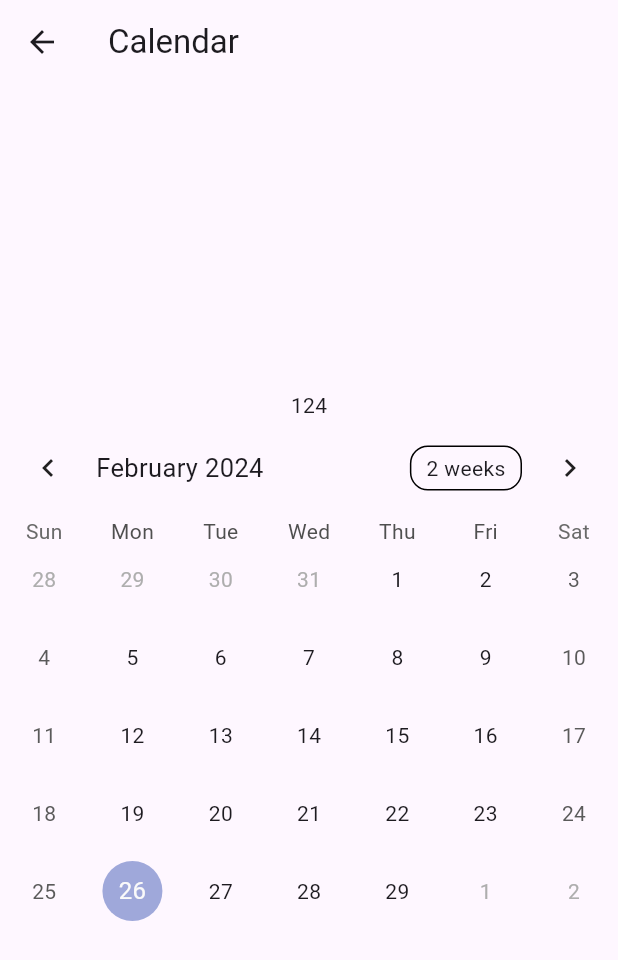
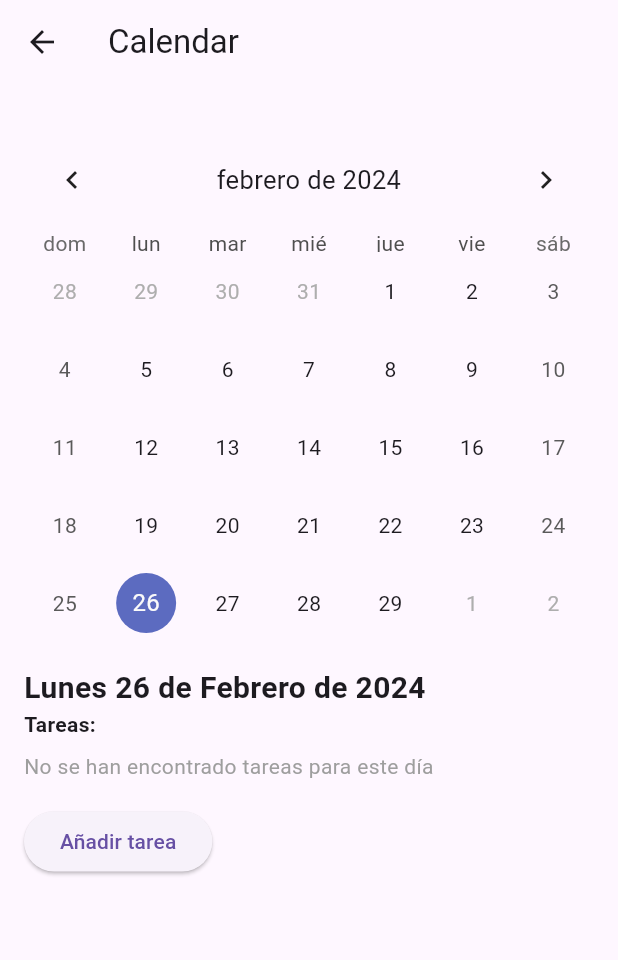
Before and after one commit to frankgimeno3/calendartasklist, a Flutter app: the CalendarPage screen opened by its route, on a phone screen of 412 x 824 dp. Shown: the top 960 px of the screen. Run offline on Flutter 3.47's test engine with Material 3 defaults, Android fonts, the phone set to English and light mode, and no system bars; drawn by our look-alikes of table_calendar; our stand-ins replace cloud_firestore, firebase_auth, firebase_core, fluttertoast, font_awesome_flutter, google_sign_in and 1 more; missing offline and left inert: dart:ffi; accounts and stored records are empty.

Commit message:
calendario falta solo funcionalidad añadir/mostrar tareas

```diff
--- a/lib/features/user_auth/presentation/pages/calendar.dart
+++ b/lib/features/user_auth/presentation/pages/calendar.dart
@@ -1,13 +1,55 @@
-import 'package:cloud_firestore/cloud_firestore.dart';
 import 'package:flutter/material.dart';
+import 'package:intl/date_symbol_data_local.dart';
 import 'package:table_calendar/table_calendar.dart';
 
-import '../../../../global/common/toast.dart';
+class Task {
+  final int id;
+  final DateTime date;
+  DateTime? startTime;
+  DateTime? endTime;
+  final bool lastsAllDay;
+  final String concept;
+  final String description;
 
-class CalendarPage extends StatelessWidget {
+  Task({
+    required this.id,
+    required this.date,
+    this.startTime,
+    this.endTime,
+    this.lastsAllDay = true,
+    required this.concept,
+    required this.description,
+  });
+}
+
+class CalendarPage extends StatefulWidget {
   const CalendarPage({Key? key}) : super(key: key);
 
-  DateTime get today => DateTime.now();
+  @override
+  _CalendarPageState createState() => _CalendarPageState();
+}
+
+class _CalendarPageState extends State<CalendarPage> {
+  late DateTime _selectedDay;
+  List<Task> tasks = [];
+
+  @override
+  void initState() {
+    super.initState();
+    _selectedDay = DateTime.now();
+    // Initialize locale data
+    initializeDateFormatting('es', null);
+  }
+
+  void _onDaySelected(DateTime selectedDay, DateTime focusedDay) {
+    setState(() {
+      _selectedDay = selectedDay;
+    });
+  }
+
+  void _addTask() {
+    // Implement task addition logic here
+  }
 
   @override
   Widget build(BuildContext context) {
@@ -15,16 +57,59 @@ class CalendarPage extends StatelessWidget {
       appBar: AppBar(
         title: const Text("Calendar"),
       ),
-      body: Center(
+      body: Padding(
+        padding: const EdgeInsets.all(16.0),
         child: Column(
-          mainAxisAlignment: MainAxisAlignment.center,
+          crossAxisAlignment: CrossAxisAlignment.start,
           children: [
-            const Text("124"),
+            const SizedBox(height: 16),
             TableCalendar(
-              focusedDay: today,
+              locale: "es",
+              focusedDay: _selectedDay,
+              headerStyle: const HeaderStyle(
+                formatButtonVisible: false,
+                titleCentered: true,
+              ),
               firstDay: DateTime.utc(2010, 10, 16),
               lastDay: DateTime.utc(3050, 12, 31),
+              availableGestures: AvailableGestures.all,
+              selectedDayPredicate: (day) => isSameDay(day, _selectedDay),
+              onDaySelected: _onDaySelected,
+            ),
+            const SizedBox(height: 16),
+            Text(
+              '${_selectedDay.weekday == 1 ? 'Lunes' : _selectedDay.weekday == 2 ? 'Martes' : _selectedDay.weekday == 3 ? 'Miércoles' : _selectedDay.weekday == 4 ? 'Jueves' : _selectedDay.weekday == 5 ? 'Viernes' : _selectedDay.weekday == 6 ? 'Sábado' : 'Domingo'} ${_selectedDay.day} de ${_selectedDay.month == 1 ? 'Enero' : _selectedDay.month == 2 ? 'Febrero' : _selectedDay.month == 3 ? 'Marzo' : _selectedDay.month == 4 ? 'Abril' : _selectedDay.month == 5 ? 'Mayo' : _selectedDay.month == 6 ? 'Junio' : _selectedDay.month == 7 ? 'Julio' : _selectedDay.month == 8 ? 'Agosto' : _selectedDay.month == 9 ? 'Septiembre' : _selectedDay.month == 10 ? 'Octubre' : _selectedDay.month == 11 ? 'Noviembre' : 'Diciembre'} de ${_selectedDay.year}',
+              style: const TextStyle(fontWeight: FontWeight.bold, fontSize: 20), // Modificación del tamaño de fuente
+            ),
+            const Text(
+              "Tareas:",
+              style: TextStyle(fontWeight: FontWeight.bold),
+            ),
+            tasks.isEmpty
+                ? Padding(
+              padding: const EdgeInsets.only(top: 8.0),
+              child: Text(
+                "No se han encontrado tareas para este día",
+                style: TextStyle(color: Colors.grey),
+              ),
             )
+                : Expanded(
+              child: ListView.builder(
+                itemCount: tasks.length,
+                itemBuilder: (context, index) {
+                  return ListTile(
+                    title: Text(tasks[index].concept),
+                    subtitle: Text(tasks[index].description),
+                    // Display more task information here
+                  );
+                },
+              ),
+            ),
+            SizedBox(height: 16),
+            ElevatedButton(
+              onPressed: _addTask,
+              child: const Text("Añadir tarea"),
+            ),
           ],
         ),
       ),
```
